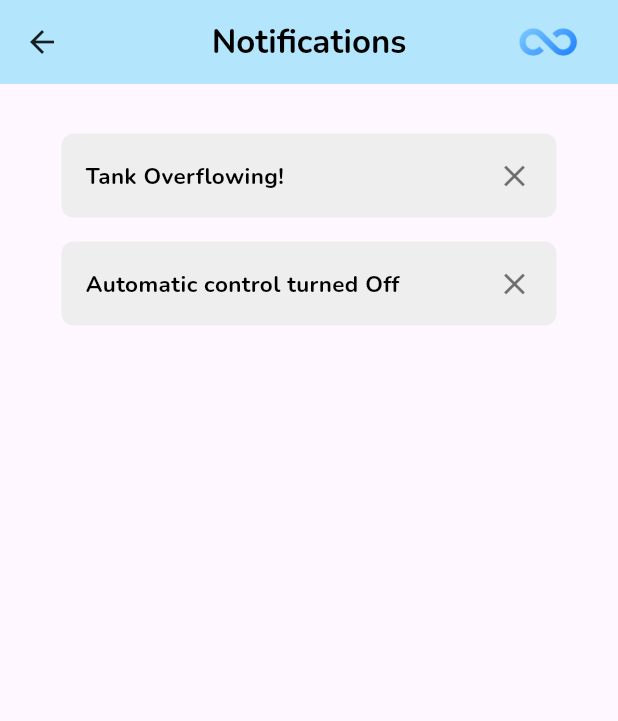
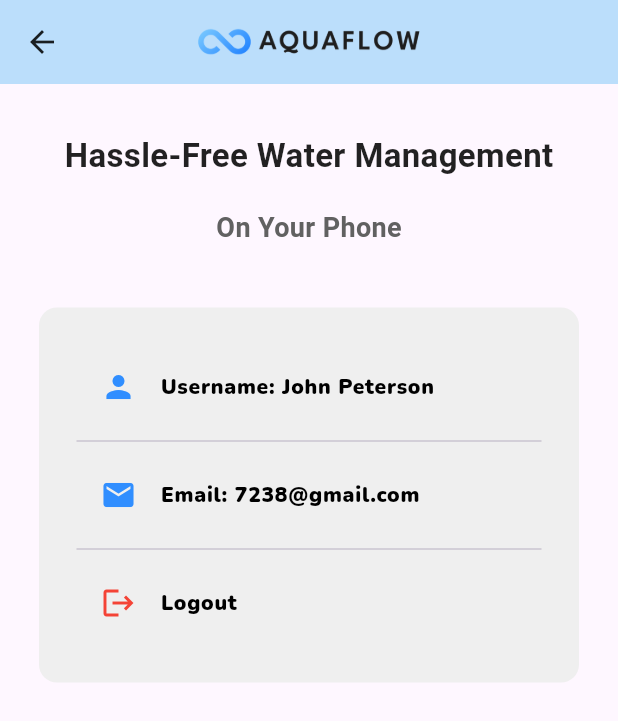
Before and after one commit to ruka29/AquaFlow, a Flutter app: the MainPage widget shown alone on an empty page, opened directly, after a tap on the "menu" icon, on a phone screen of 412 x 824 dp. Shown: the top 721 px of the screen. Run offline on Flutter 3.47's test engine with Material 3 defaults, Android fonts, the phone set to English and light mode, and no system bars; our stand-ins replace draggable_home, fl_chart, flutter_secure_storage, permission_handler; missing offline and left inert: wifi_iot, wifi_scan; accounts and stored records are empty; network calls fail.

Commit message:
Added the profile page

```diff
--- a/AquaFlow_Mobile/lib/main.dart
+++ b/AquaFlow_Mobile/lib/main.dart
@@ -18,7 +18,7 @@ class MyApp extends StatelessWidget {
     return const MaterialApp(
       debugShowCheckedModeBanner: false,
       title: "AquaFlow",
-      home: ToggleScreens(),
+       home: ToggleScreens(),
       // home: DeviceDetailsPage(),
       // home: MainPage(),
       // home: DeviceSettings(),
--- a/AquaFlow_Mobile/lib/screens/main_page.dart
+++ b/AquaFlow_Mobile/lib/screens/main_page.dart
@@ -2,6 +2,7 @@ import 'dart:convert';
 
 import 'package:aquaflow_mobile/screens/device_details.dart';
 import 'package:aquaflow_mobile/screens/notifications.dart';
+import 'package:aquaflow_mobile/screens/profile_page.dart';
 import 'package:aquaflow_mobile/screens/search_devices.dart';
 import 'package:aquaflow_mobile/services/device_controller.dart';
 import 'package:aquaflow_mobile/services/secure_storage_helper.dart';
@@ -123,11 +124,12 @@ class _MainPageState extends State<MainPage> {
       ),
       leading: IconButton(
         onPressed: () {
-          Navigator.push(
-            context,
-            SlidePageRoute(
-              page: const NotificationsPage(),
-            ),
+            Navigator.of(context).push(
+              MaterialPageRoute(
+                  builder: (context) {
+                    return ProfilePage();
+                  }
+              )
           );
         },
         icon: const Icon(Icons.menu_rounded),
--- /dev/null
+++ b/AquaFlow_Mobile/lib/screens/profile_page.dart
@@ -0,0 +1,104 @@
+import 'package:flutter/material.dart';
+import 'package:aquaflow_mobile/theme/theme.dart';
+import 'package:aquaflow_mobile/screens/sign_in.dart';
+
+class ProfilePage extends StatefulWidget {
+  const ProfilePage({super.key});
+
+  @override
+  State<ProfilePage> createState() => _ProfilePageState();
+}
+
+class _ProfilePageState extends State<ProfilePage> {
+  @override
+  Widget build(BuildContext context) {
+    return Scaffold(
+      appBar: AppBar(
+        backgroundColor: Colors.blue[100],
+        elevation: 0,
+        iconTheme: const IconThemeData(color: Colors.black87),
+        title: Image.asset(
+          'images/AquaFlow_logo.png', // Ensure the asset is added in pubspec.yaml
+          width: 150,
+          fit: BoxFit.contain,
+        ),
+        centerTitle: true,
+      ),
+      body: SingleChildScrollView(
+        child: Padding(
+          padding: const EdgeInsets.all(16.0),
+          child: Column(
+            children: [
+              const SizedBox(height: 16),
+              Text(
+                'Hassle-Free Water Management',
+                style: const TextStyle(
+                  fontSize: 22,
+                  fontWeight: FontWeight.bold,
+                  color: Colors.black87,
+                ),
+              ),
+              const SizedBox(height: 4),
+              const SizedBox(height: 16),
+              Text(
+                'On Your Phone',
+                style: TextStyle(
+                  fontSize: 18,
+                  color: Colors.grey[700],
+                  fontWeight: FontWeight.bold,
+                ),
+              ),
+              const SizedBox(height: 30),
+              // Wrap all ListTiles in one container with light grey background
+              Container(
+                padding: const EdgeInsets.all(25),
+                margin: const EdgeInsets.all(10),
+                decoration: BoxDecoration(
+                  color: Color.fromARGB(255, 239, 239, 239),
+                  borderRadius: BorderRadius.circular(12),
+                ),
+                child: Column(
+                  children: [
+                    ListTile(
+                      leading: const Icon(Icons.person, color: primaryColor),
+                      title: Text(
+                        'Username: John Peterson',
+                        style: input,
+                      ),
+                    ),
+                    const Divider(),
+                    ListTile(
+                      leading: const Icon(Icons.email, color: primaryColor),
+                      title: Text(
+                        'Email: 7238@gmail.com',
+                        style: input,
+                      ),
+                    ),
+                    const Divider(),
+                    ListTile(
+                      leading: const Icon(Icons.logout, color: Colors.red),
+                      title: Text(
+                        'Logout',
+                        style: input,
+                      ),
+                      onTap: () {
+                        Navigator.pushReplacement(
+                          context,
+                          MaterialPageRoute(
+                            builder: (context) => SignIn(
+                              showSignUpPage: () {},
+                            ),
+                          ),
+                        );
+                      },
+                    ),
+                  ],
+                ),
+              ),
+            ],
+          ),
+        ),
+      ),
+    );
+  }
+}
--- a/AquaFlow_Mobile/pubspec.yaml
+++ b/AquaFlow_Mobile/pubspec.yaml
@@ -84,7 +84,7 @@ flutter:
    - images/google_logo.png
    - images/save_water.png
    - images/flavicon.png
-   - images/drawer_cover.png
+   - images/cover.png
    - images/AquaFlow_logo2.png
    - images/AquaFlow_name.png
    - images/app_favicon.png
```
Also changed, not shown: AquaFlow_Mobile/lib/theme/theme.dart (+3 -9 lines), AquaFlow_Mobile/images/cover.png (renamed from AquaFlow_Mobile/images/drawer_cover.png).
